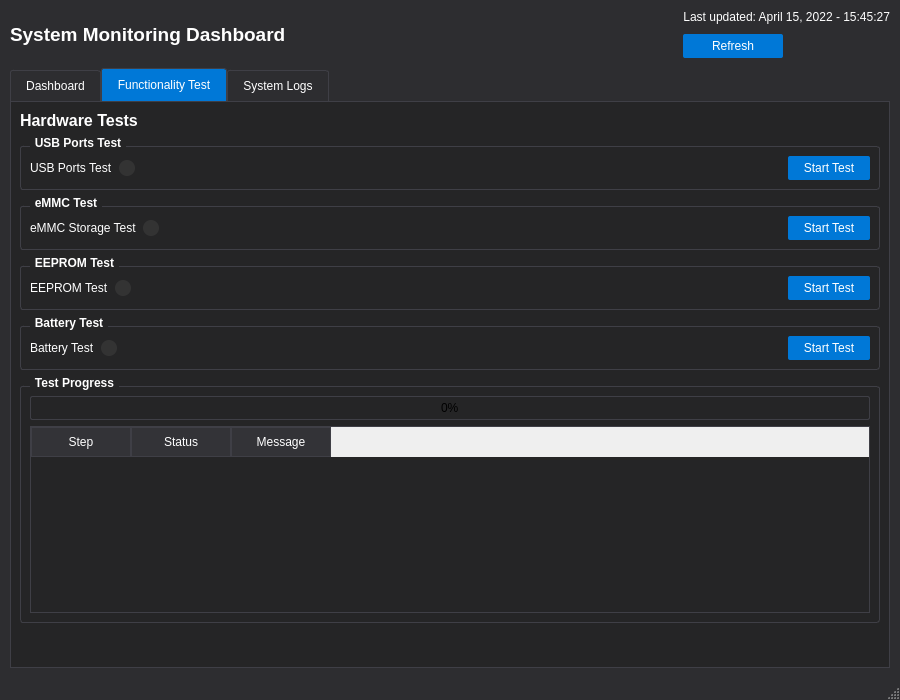
Old version of the form gui/ui/main_window.ui in the repository MingYuan-Chen/orion_v2.
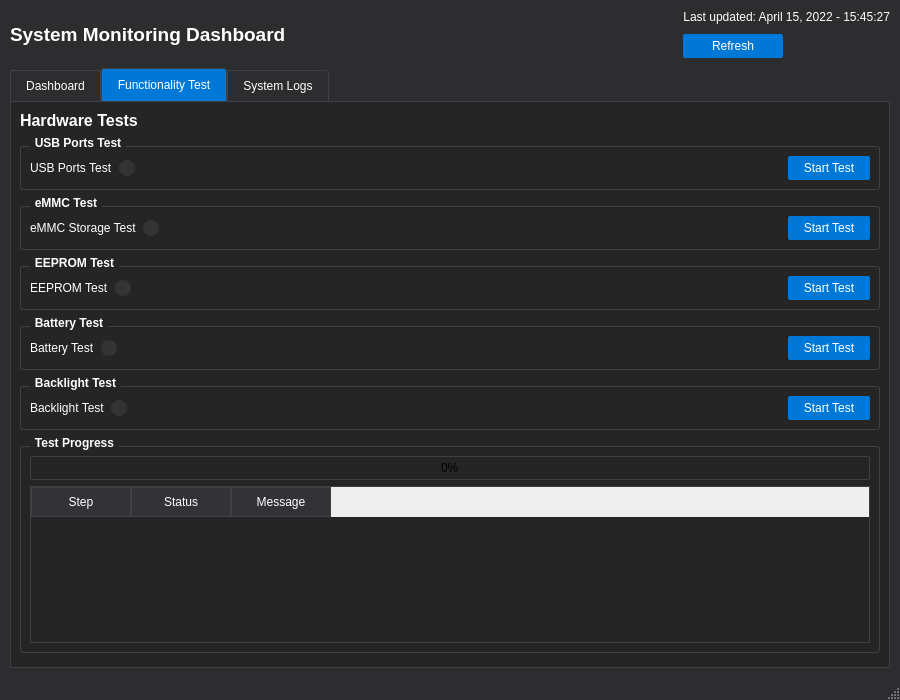
New version of the form. The open tabs and pages were chosen to show the change.

Diff of the .ui file:
```diff
--- a/gui/ui/main_window.ui
+++ b/gui/ui/main_window.ui
@@ -802,6 +802,59 @@
           </layout>
          </widget>
         </item>
+        <item>
+         <widget class="QGroupBox" name="groupBox_backlight_test">
+          <property name="title">
+           <string>Backlight Test</string>
+          </property>
+          <layout class="QHBoxLayout" name="horizontalLayout_backlight_test">
+           <item>
+            <widget class="QLabel" name="label_backlight_test">
+             <property name="text">
+              <string>Backlight Test</string>
+             </property>
+            </widget>
+           </item>
+           <item>
+            <widget class="QLabel" name="label_backlight_status">
+             <property name="styleSheet">
+              <string notr="true">QLabel {
+    background-color: #333333;
+    border-radius: 8px;
+    min-width: 16px;
+    min-height: 16px;
+    max-width: 16px;
+    max-height: 16px;
+}</string>
+             </property>
+             <property name="text">
+              <string/>
+             </property>
+            </widget>
+           </item>
+           <item>
+            <spacer name="horizontalSpacer_backlight">
+             <property name="orientation">
+              <enum>Qt::Horizontal</enum>
+             </property>
+             <property name="sizeHint" stdset="0">
+              <size>
+               <width>40</width>
+               <height>20</height>
+              </size>
+             </property>
+            </spacer>
+           </item>
+           <item>
+            <widget class="QPushButton" name="button_backlight_test">
+             <property name="text">
+              <string>Start Test</string>
+             </property>
+            </widget>
+           </item>
+          </layout>
+         </widget>
+        </item>
         <item>
          <widget class="QGroupBox" name="groupBox_hardware_test_results">
           <property name="title">
```
